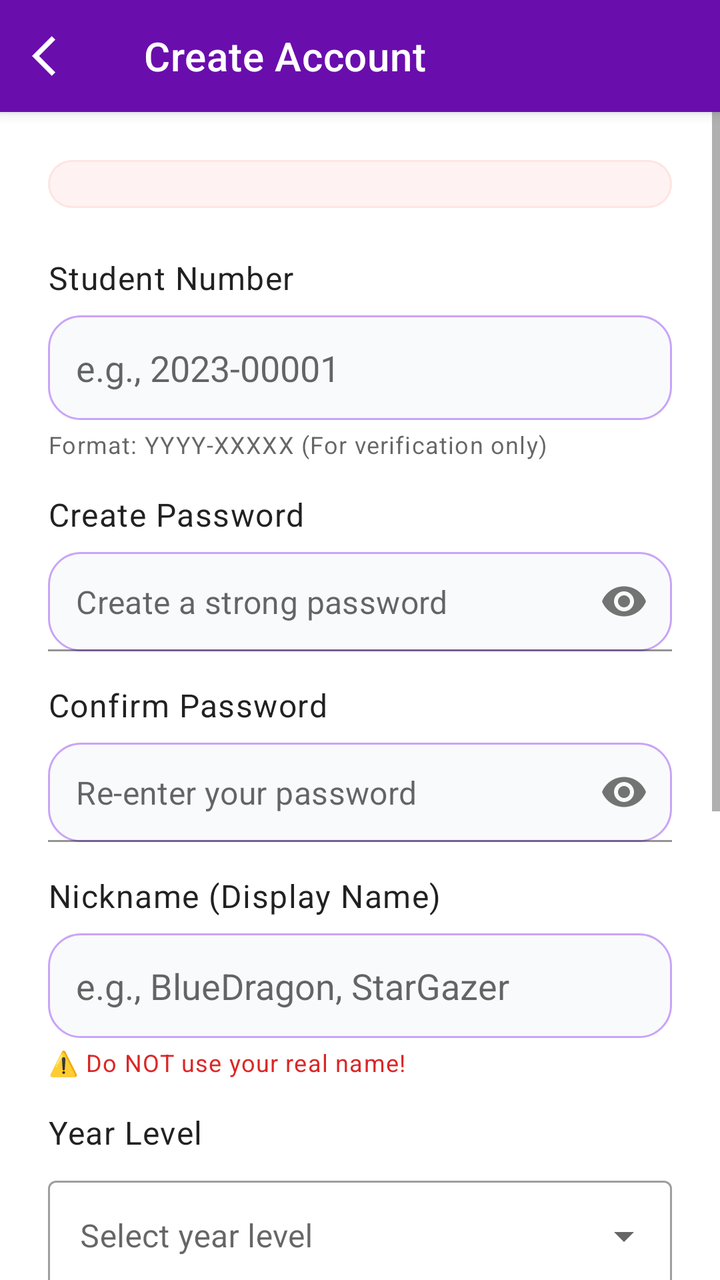
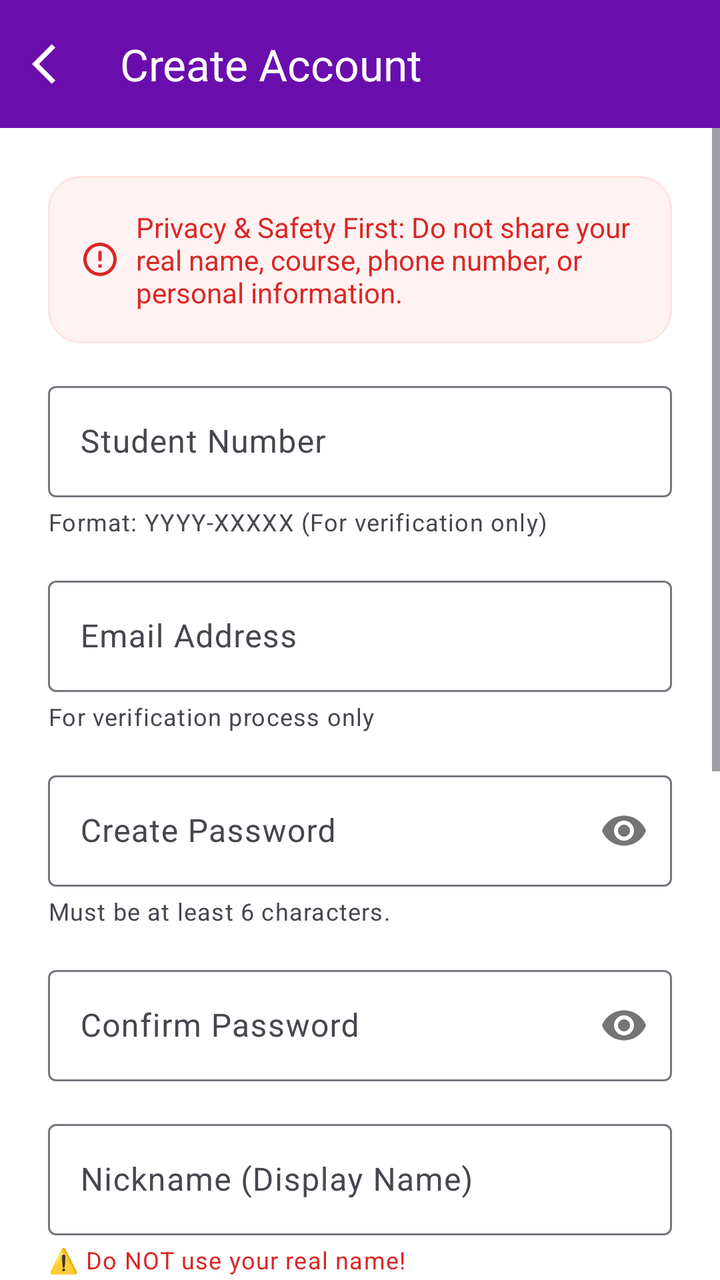

Compare the two renders of this Android layout. The source of the first and the diff that turns it into the second are given below.
<!-- AndroidManifest.xml: application theme AppTheme -->
<!-- res/layout/activity_student_signup.xml -->
<?xml version="1.0" encoding="utf-8"?>
<LinearLayout xmlns:android="http://schemas.android.com/apk/res/android"
    xmlns:app="http://schemas.android.com/apk/res-auto"
    xmlns:tools="http://schemas.android.com/tools"
    android:layout_width="match_parent"
    android:layout_height="match_parent"
    android:background="@color/pure_white"
    android:orientation="vertical"
    tools:context=".StudentSignUpActivity">

    <com.google.android.material.appbar.MaterialToolbar
        android:id="@+id/toolbar"
        android:layout_width="match_parent"
        android:layout_height="wrap_content"
        android:background="@color/deep_purple"
        android:elevation="4dp"
        app:navigationIcon="@drawable/ic_arrow_back"
        app:navigationIconTint="@color/pure_white"
        app:title="Create Account"
        app:titleTextColor="@color/pure_white" />

    <ScrollView
        android:layout_width="match_parent"
        android:layout_height="match_parent">

        <LinearLayout
            android:layout_width="match_parent"
            android:layout_height="wrap_content"
            android:orientation="vertical"
            android:padding="24dp">

            <LinearLayout
                android:layout_width="match_parent"
                android:layout_height="wrap_content"
                android:background="@drawable/bg_alert_box"
                android:orientation="horizontal"
                android:padding="12dp">
            </LinearLayout>

            <TextView
                style="@style/TextAppearance.MaterialComponents.Body1"
                android:layout_width="wrap_content"
                android:layout_height="wrap_content"
                android:layout_marginTop="24dp"
                android:text="Student Number" />
            <com.google.android.material.textfield.TextInputEditText
                android:id="@+id/inputStudentNumber"
                android:layout_width="match_parent"
                android:layout_height="wrap_content"
                android:layout_marginTop="8dp"
                android:background="@drawable/bg_edittext"
                android:hint="e.g., 2023-00001"
                android:inputType="text"
                android:padding="14dp" />
            <TextView
                style="@style/TextAppearance.MaterialComponents.Caption"
                android:layout_width="wrap_content"
                android:layout_height="wrap_content"
                android:layout_marginTop="4dp"
                android:text="Format: YYYY-XXXXX (For verification only)" />

            <TextView
                style="@style/TextAppearance.MaterialComponents.Body1"
                android:layout_width="wrap_content"
                android:layout_height="wrap_content"
                android:layout_marginTop="16dp"
                android:text="Create Password" />
            <com.google.android.material.textfield.TextInputLayout
                android:layout_width="match_parent"
                android:layout_height="wrap_content"
                android:layout_marginTop="8dp"
                app:hintEnabled="false"
                app:passwordToggleEnabled="true">
                <com.google.android.material.textfield.TextInputEditText
                    android:id="@+id/inputPassword"
                    android:layout_width="match_parent"
                    android:layout_height="wrap_content"
                    android:background="@drawable/bg_edittext"
                    android:hint="Create a strong password"
                    android:inputType="textPassword"
                    android:padding="14dp" />
            </com.google.android.material.textfield.TextInputLayout>

            <TextView
                style="@style/TextAppearance.MaterialComponents.Body1"
                android:layout_width="wrap_content"
                android:layout_height="wrap_content"
                android:layout_marginTop="16dp"
                android:text="Confirm Password" />
            <com.google.android.material.textfield.TextInputLayout
                android:layout_width="match_parent"
                android:layout_height="wrap_content"
                android:layout_marginTop="8dp"
                app:hintEnabled="false"
                app:passwordToggleEnabled="true">
                <com.google.android.material.textfield.TextInputEditText
                    android:id="@+id/inputConfirmPassword"
                    android:layout_width="match_parent"
                    android:layout_height="wrap_content"
                    android:background="@drawable/bg_edittext"
                    android:hint="Re-enter your password"
                    android:inputType="textPassword"
                    android:padding="14dp" />
            </com.google.android.material.textfield.TextInputLayout>

            <TextView
                style="@style/TextAppearance.MaterialComponents.Body1"
                android:layout_width="wrap_content"
                android:layout_height="wrap_content"
                android:layout_marginTop="16dp"
                android:text="Nickname (Display Name)" />
            <com.google.android.material.textfield.TextInputEditText
                android:id="@+id/inputNickname"
                android:layout_width="match_parent"
                android:layout_height="wrap_content"
                android:layout_marginTop="8dp"
                android:background="@drawable/bg_edittext"
                android:hint="e.g., BlueDragon, StarGazer"
                android:inputType="text"
                android:padding="14dp" />
            <TextView
                style="@style/TextAppearance.MaterialComponents.Caption"
                android:layout_width="wrap_content"
                android:layout_height="wrap_content"
                android:layout_marginTop="4dp"
                android:text="⚠️ Do NOT use your real name!"
                android:textColor="#DC2626" />

            <TextView
                style="@style/TextAppearance.MaterialComponents.Body1"
                android:layout_width="wrap_content"
                android:layout_height="wrap_content"
                android:layout_marginTop="16dp"
                android:text="Year Level" />
            <com.google.android.material.textfield.TextInputLayout
                style="@style/Widget.MaterialComponents.TextInputLayout.OutlinedBox.ExposedDropdownMenu"
                android:layout_width="match_parent"
                android:layout_height="wrap_content"
                android:layout_marginTop="8dp">
                <AutoCompleteTextView
                    android:id="@+id/inputYearLevel"
                    android:layout_width="match_parent"
                    android:layout_height="wrap_content"
                    android:inputType="none"
                    android:hint="Select year level" />
            </com.google.android.material.textfield.TextInputLayout>

            <TextView
                style="@style/TextAppearance.MaterialComponents.Body1"
                android:layout_width="wrap_content"
                android:layout_height="wrap_content"
                android:layout_marginTop="16dp"
                android:text="Interests (comma separated)" />
            <com.google.android.material.textfield.TextInputEditText
                android:id="@+id/inputInterests"
                android:layout_width="match_parent"
                android:layout_height="wrap_content"
                android:layout_marginTop="8dp"
                android:background="@drawable/bg_edittext"
                android:hint="e.g., Gaming, Music, Art, Sports"
                android:inputType="text"
                android:padding="14dp" />

            <TextView
                android:layout_width="match_parent"
                android:layout_height="wrap_content"
                android:layout_marginTop="24dp"
                android:background="@drawable/bg_avatar_warning"
                android:padding="12dp"
                android:text="🔒 Next Step: You will choose a cartoon avatar or emoji. Real face photos are strictly prohibited."
                android:textColor="@color/text_primary"
                android:textSize="14sp" />

            <LinearLayout
                android:layout_width="match_parent"
                android:layout_height="wrap_content"
                android:layout_marginTop="24dp"
                android:gravity="center_vertical"
                android:orientation="horizontal">
                <com.google.android.material.checkbox.MaterialCheckBox
                    android:id="@+id/checkboxPrivacy"
                    android:layout_width="wrap_content"
                    android:layout_height="wrap_content" />
                <TextView
                    android:layout_width="wrap_content"
                    android:layout_height="wrap_content"
                    android:text="I agree not to share my real name, course, or personal information. I will only use cartoon avatars. I understand violations may result in account suspension or ban."
                    android:textColor="@color/text_secondary"
                    android:textSize="12sp" />
            </LinearLayout>

            <com.google.android.material.button.MaterialButton
                android:id="@+id/buttonContinue"
                style="@style/PrimaryButton"
                android:layout_width="match_parent"
                android:layout_height="wrap_content"
                android:layout_marginTop="24dp"
                android:text="Continue to Choose Avatar"
                app:cornerRadius="28dp" />

        </LinearLayout>
    </ScrollView>
</LinearLayout>
<!-- resources referenced by this layout -->
<resources>
  <color name="deep_purple">#6A0DAD</color>
  <color name="pure_white">#ffffff</color>
  <color name="text_primary">@color/soft_black</color>
  <color name="text_secondary">#6b7280</color>
  <!-- drawable bg_alert_box (drawable) -->
  <?xml version="1.0" encoding="utf-8"?>
  <shape xmlns:android="http://schemas.android.com/apk/res/android"
      android:shape="rectangle">
      <solid android:color="#FEF3F2" />
      <stroke android:width="1dp" android:color="#FEE4E2" />
      <corners android:radius="16dp" />
  </shape>
  <!-- drawable bg_avatar_warning (drawable) -->
  <?xml version="1.0" encoding="utf-8"?>
  <shape xmlns:android="http://schemas.android.com/apk/res/android"
      android:shape="rectangle">
      <solid android:color="#F3E5F5" />
      <stroke android:width="1dp" android:color="#C9A4F8" />
      <corners android:radius="16dp" />
  </shape>
  <!-- drawable bg_edittext (drawable) -->
  <?xml version="1.0" encoding="utf-8"?>
  <shape xmlns:android="http://schemas.android.com/apk/res/android"
      android:shape="rectangle">
      <solid android:color="#F9FAFB" />
      <stroke android:width="1dp" android:color="#C9A4F8" />
      <corners android:radius="16dp" />
  </shape>
  <!-- drawable ic_arrow_back (drawable) -->
  <vector xmlns:android="http://schemas.android.com/apk/res/android" android:autoMirrored="true" android:height="24dp" android:tint="#000000" android:viewportHeight="24" android:viewportWidth="24" android:width="24dp">
        
      <path android:fillColor="@android:color/white" android:pathData="M11.67,3.87L9.9,2.1 0,12l9.9,9.9 1.77,-1.77L3.54,12z"/>
      
  </vector>
  <style name="PrimaryButton" parent="Widget.MaterialComponents.Button">
          <item name="backgroundTint">@color/deep_purple</item>
          <item name="android:textColor">@color/text_on_primary</item>
          <item name="cornerRadius">8dp</item>
          <item name="android:textSize">16sp</item>
          <item name="android:paddingTop">12dp</item>
          <item name="android:paddingBottom">12dp</item>
      </style>
  <style name="AppTheme" parent="Theme.MaterialComponents.Light.NoActionBar">
          <item name="android:windowFullscreen">true</item>
  
      </style>
  <color name="soft_black">#1a1a1a</color>
  <color name="text_on_primary">@color/pure_white</color>
</resources>

<!-- the commit's change to res/layout/activity_student_signup.xml (unified diff, before → after) -->
@@ -13,7 +13,6 @@
         android:layout_width="match_parent"
         android:layout_height="wrap_content"
         android:background="@color/deep_purple"
-        android:elevation="4dp"
         app:navigationIcon="@drawable/ic_arrow_back"
         app:navigationIconTint="@color/pure_white"
         app:title="Create Account"
@@ -33,25 +32,37 @@
                 android:layout_width="match_parent"
                 android:layout_height="wrap_content"
                 android:background="@drawable/bg_alert_box"
+                android:gravity="center_vertical"
                 android:orientation="horizontal"
-                android:padding="12dp">
+                android:padding="16dp">
+                <ImageView
+                    android:layout_width="20dp"
+                    android:layout_height="20dp"
+                    android:layout_marginEnd="8dp"
+                    android:src="@drawable/ic_alert_error"
+                    app:tint="@color/warning_text"
+                    android:contentDescription="Warning Icon"/>
+                <TextView
+                    android:layout_width="wrap_content"
+                    android:layout_height="wrap_content"
+                    android:text="Privacy &amp; Safety First: Do not share your real name, course, phone number, or personal information."
+                    android:textColor="@color/warning_text"
+                    android:textSize="14sp" />
             </LinearLayout>
 
-            <TextView
-                style="@style/TextAppearance.MaterialComponents.Body1"
-                android:layout_width="wrap_content"
-                android:layout_height="wrap_content"
-                android:layout_marginTop="24dp"
-                android:text="Student Number" />
-            <com.google.android.material.textfield.TextInputEditText
-                android:id="@+id/inputStudentNumber"
-                android:layout_width="match_parent"
-                android:layout_height="wrap_content"
-                android:layout_marginTop="8dp"
-                android:background="@drawable/bg_edittext"
-                android:hint="e.g., 2023-00001"
-                android:inputType="text"
-                android:padding="14dp" />
+            <com.google.android.material.textfield.TextInputLayout
+                style="@style/Widget.Material3.TextInputLayout.OutlinedBox"
+                android:layout_width="match_parent"
+                android:layout_height="wrap_content"
+                android:layout_marginTop="16dp"
+                android:hint="Student Number">
+                <com.google.android.material.textfield.TextInputEditText
+                    android:id="@+id/inputStudentNumber"
+                    android:layout_width="match_parent"
+                    android:layout_height="wrap_content"
+                    android:inputType="text"
+                    android:minHeight="48dp" />
+            </com.google.android.material.textfield.TextInputLayout>
             <TextView
                 style="@style/TextAppearance.MaterialComponents.Caption"
                 android:layout_width="wrap_content"
@@ -59,107 +70,118 @@
                 android:layout_marginTop="4dp"
                 android:text="Format: YYYY-XXXXX (For verification only)" />
 
-            <TextView
-                style="@style/TextAppearance.MaterialComponents.Body1"
-                android:layout_width="wrap_content"
-                android:layout_height="wrap_content"
-                android:layout_marginTop="16dp"
-                android:text="Create Password" />
-            <com.google.android.material.textfield.TextInputLayout
-                android:layout_width="match_parent"
-                android:layout_height="wrap_content"
-                android:layout_marginTop="8dp"
-                app:hintEnabled="false"
+            <com.google.android.material.textfield.TextInputLayout
+                style="@style/Widget.Material3.TextInputLayout.OutlinedBox"
+                android:layout_width="match_parent"
+                android:layout_height="wrap_content"
+                android:layout_marginTop="16dp"
+                android:hint="Email Address">
+                <com.google.android.material.textfield.TextInputEditText
+                    android:id="@+id/inputEmail"
+                    android:layout_width="match_parent"
+                    android:layout_height="wrap_content"
+                    android:inputType="textEmailAddress"
+                    android:minHeight="48dp" />
+            </com.google.android.material.textfield.TextInputLayout>
+            <TextView
+                style="@style/TextAppearance.MaterialComponents.Caption"
+                android:layout_width="wrap_content"
+                android:layout_height="wrap_content"
+                android:layout_marginTop="4dp"
+                android:text="For verification process only" />
+
+            <com.google.android.material.textfield.TextInputLayout
+                style="@style/Widget.Material3.TextInputLayout.OutlinedBox"
+                android:layout_width="match_parent"
+                android:layout_height="wrap_content"
+                android:layout_marginTop="16dp"
+                android:hint="@string/create_password"
                 app:passwordToggleEnabled="true">
                 <com.google.android.material.textfield.TextInputEditText
                     android:id="@+id/inputPassword"
                     android:layout_width="match_parent"
                     android:layout_height="wrap_content"
-                    android:background="@drawable/bg_edittext"
-                    android:hint="Create a strong password"
                     android:inputType="textPassword"
-                    android:padding="14dp" />
-            </com.google.android.material.textfield.TextInputLayout>
-
-            <TextView
-                style="@style/TextAppearance.MaterialComponents.Body1"
-                android:layout_width="wrap_content"
-                android:layout_height="wrap_content"
-                android:layout_marginTop="16dp"
-                android:text="Confirm Password" />
-            <com.google.android.material.textfield.TextInputLayout
-                android:layout_width="match_parent"
-                android:layout_height="wrap_content"
-                android:layout_marginTop="8dp"
-                app:hintEnabled="false"
+                    android:minHeight="48dp" />
+            </com.google.android.material.textfield.TextInputLayout>
+            <TextView
+                style="@style/TextAppearance.MaterialComponents.Caption"
+                android:layout_width="wrap_content"
+                android:layout_height="wrap_content"
+                android:layout_marginTop="4dp"
+                android:text="@string/signup_password_guide" />
+
+            <com.google.android.material.textfield.TextInputLayout
+                style="@style/Widget.Material3.TextInputLayout.OutlinedBox"
+                android:layout_width="match_parent"
+                android:layout_height="wrap_content"
+                android:layout_marginTop="16dp"
+                android:hint="@string/confirm_password"
                 app:passwordToggleEnabled="true">
                 <com.google.android.material.textfield.TextInputEditText
                     android:id="@+id/inputConfirmPassword"
                     android:layout_width="match_parent"
                     android:layout_height="wrap_content"
-                    android:background="@drawable/bg_edittext"
-                    android:hint="Re-enter your password"
-                    android:inputType="textPassword"
-                    android:padding="14dp" />
-            </com.google.android.material.textfield.TextInputLayout>
-
-            <TextView
-                style="@style/TextAppearance.MaterialComponents.Body1"
-                android:layout_width="wrap_content"
-                android:layout_height="wrap_content"
-                android:layout_marginTop="16dp"
-                android:text="Nickname (Display Name)" />
-            <com.google.android.material.textfield.TextInputEditText
-                android:id="@+id/inputNickname"
-                android:layout_width="match_parent"
-                android:layout_height="wrap_content"
-                android:layout_marginTop="8dp"
-                android:background="@drawable/bg_edittext"
-                android:hint="e.g., BlueDragon, StarGazer"
-                android:inputType="text"
-                android:padding="14dp" />
-            <TextView
-                style="@style/TextAppearance.MaterialComponents.Caption"
-                android:layout_width="wrap_content"
-                android:layout_height="wrap_content"
-                android:layout_marginTop="4dp"
-                android:text="⚠️ Do NOT use your real name!"
-                android:textColor="#DC2626" />
-
-            <TextView
-                style="@style/TextAppearance.MaterialComponents.Body1"
-                android:layout_width="wrap_content"
-                android:layout_height="wrap_content"
-                android:layout_marginTop="16dp"
-                android:text="Year Level" />
-            <com.google.android.material.textfield.TextInputLayout
-                style="@style/Widget.MaterialComponents.TextInputLayout.OutlinedBox.ExposedDropdownMenu"
-                android:layout_width="match_parent"
-                android:layout_height="wrap_content"
-                android:layout_marginTop="8dp">
+                    android:inputType="textPassword"/>
+            </com.google.android.material.textfield.TextInputLayout>
+
+            <com.google.android.material.textfield.TextInputLayout
+                style="@style/Widget.Material3.TextInputLayout.OutlinedBox"
+                android:layout_width="match_parent"
+                android:layout_height="wrap_content"
+                android:layout_marginTop="16dp"
+                android:hint="@string/nickname_display_name">
+                <com.google.android.material.textfield.TextInputEditText
+                    android:id="@+id/inputNickname"
+                    android:layout_width="match_parent"
+                    android:layout_height="wrap_content"
+                    android:inputType="text" />
+            </com.google.android.material.textfield.TextInputLayout>
+            <TextView
+                style="@style/TextAppearance.MaterialComponents.Caption"
+                android:layout_width="wrap_content"
+                android:layout_height="wrap_content"
+                android:layout_marginTop="4dp"
+                android:text="@string/signup_nickname_warning"
+                android:textColor="@color/warning_text" />
+
+            <com.google.android.material.textfield.TextInputLayout
+                style="@style/Widget.Material3.TextInputLayout.OutlinedBox.ExposedDropdownMenu"
+                android:layout_width="match_parent"
+                android:layout_height="wrap_content"
+                android:layout_marginTop="16dp"
+                android:hint="@string/year_level">
                 <AutoCompleteTextView
                     android:id="@+id/inputYearLevel"
                     android:layout_width="match_parent"
                     android:layout_height="wrap_content"
-                    android:inputType="none"
-                    android:hint="Select year level" />
-            </com.google.android.material.textfield.TextInputLayout>
-
-            <TextView
-                style="@style/TextAppearance.MaterialComponents.Body1"
-                android:layout_width="wrap_content"
-                android:layout_height="wrap_content"
-                android:layout_marginTop="16dp"
-                android:text="Interests (comma separated)" />
-            <com.google.android.material.textfield.TextInputEditText
-                android:id="@+id/inputInterests"
-                android:layout_width="match_parent"
-                android:layout_height="wrap_content"
-                android:layout_marginTop="8dp"
-                android:background="@drawable/bg_edittext"
-                android:hint="e.g., Gaming, Music, Art, Sports"
-                android:inputType="text"
-                android:padding="14dp" />
+                    android:inputType="none"/>
+            </com.google.android.material.textfield.TextInputLayout>
+            <TextView
+                style="@style/TextAppearance.MaterialComponents.Caption"
+                android:layout_width="wrap_content"
+                android:layout_height="wrap_content"
+                android:layout_marginTop="4dp"
+                android:text="@string/signup_year_level_guide" />
+
+            <com.google.android.material.textfield.TextInputLayout
+                style="@style/Widget.Material3.TextInputLayout.OutlinedBox"
+                android:layout_width="match_parent"
+                android:layout_height="wrap_content"
+                android:layout_marginTop="16dp"
+                android:hint="@string/interests_comma_separated">
+                <com.google.android.material.textfield.TextInputEditText
+                    android:id="@+id/inputInterests"
+                    android:layout_width="match_parent"
+                    android:layout_height="wrap_content"
+                    android:inputType="text" />
+            </com.google.android.material.textfield.TextInputLayout>
+            <TextView
+                style="@style/TextAppearance.MaterialComponents.Caption"
+                android:layout_width="wrap_content"
+                android:layout_height="wrap_content"
+                android:layout_marginTop="4dp"
+                android:text="@string/signup_interests_guide" />
 
             <TextView
                 android:layout_width="match_parent"
@@ -167,27 +189,18 @@
                 android:layout_marginTop="24dp"
                 android:background="@drawable/bg_avatar_warning"
                 android:padding="12dp"
-                android:text="🔒 Next Step: You will choose a cartoon avatar or emoji. Real face photos are strictly prohibited."
+                android:text="@string/next_step_warning"
                 android:textColor="@color/text_primary"
                 android:textSize="14sp" />
 
-            <LinearLayout
+            <com.google.android.material.checkbox.MaterialCheckBox
+                android:id="@+id/checkboxPrivacy"
                 android:layout_width="match_parent"
                 android:layout_height="wrap_content"
                 android:layout_marginTop="24dp"
-                android:gravity="center_vertical"
-                android:orientation="horizontal">
-                <com.google.android.material.checkbox.MaterialCheckBox
-                    android:id="@+id/checkboxPrivacy"
-                    android:layout_width="wrap_content"
-                    android:layout_height="wrap_content" />
-                <TextView
-                    android:layout_width="wrap_content"
-                    android:layout_height="wrap_content"
-                    android:text="I agree not to share my real name, course, or personal information. I will only use cartoon avatars. I understand violations may result in account suspension or ban."
-                    android:textColor="@color/text_secondary"
-                    android:textSize="12sp" />
-            </LinearLayout>
+                android:text="@string/privacy_agreement_checkbox"
+                android:textColor="@color/text_secondary"
+                android:textSize="12sp" />
 
             <com.google.android.material.button.MaterialButton
                 android:id="@+id/buttonContinue"
@@ -195,8 +208,8 @@
                 android:layout_width="match_parent"
                 android:layout_height="wrap_content"
                 android:layout_marginTop="24dp"
-                android:text="Continue to Choose Avatar"
-                app:cornerRadius="28dp" />
+                android:text="@string/continue_to_upload_photos"
+                android:textAllCaps="false" />
 
         </LinearLayout>
     </ScrollView>
<!-- resource entries referenced after the edit -->
@@ -1,9 +1,10 @@
 <!-- resources referenced by this layout -->
 <resources>
   <color name="deep_purple">#6A0DAD</color>
-  <color name="pure_white">#ffffff</color>
+  <color name="pure_white">#FFFFFF</color>
   <color name="text_primary">@color/soft_black</color>
-  <color name="text_secondary">#6b7280</color>
+  <color name="text_secondary">@color/inactive_gray</color>
+  <color name="warning_text">#DC2626</color>
   <!-- drawable bg_alert_box (drawable) -->
   <?xml version="1.0" encoding="utf-8"?>
   <shape xmlns:android="http://schemas.android.com/apk/res/android"
@@ -20,33 +21,52 @@
       <stroke android:width="1dp" android:color="#C9A4F8" />
       <corners android:radius="16dp" />
   </shape>
-  <!-- drawable bg_edittext (drawable) -->
-  <?xml version="1.0" encoding="utf-8"?>
-  <shape xmlns:android="http://schemas.android.com/apk/res/android"
-      android:shape="rectangle">
-      <solid android:color="#F9FAFB" />
-      <stroke android:width="1dp" android:color="#C9A4F8" />
-      <corners android:radius="16dp" />
-  </shape>
+  <!-- drawable ic_alert_error (drawable) -->
+  <vector xmlns:android="http://schemas.android.com/apk/res/android" android:height="24dp" android:tint="#000000" android:viewportHeight="24" android:viewportWidth="24" android:width="24dp">
+        
+      <path android:fillColor="@android:color/white" android:pathData="M11,15h2v2h-2zM11,7h2v6h-2zM11.99,2C6.47,2 2,6.48 2,12s4.47,10 9.99,10C17.52,22 22,17.52 22,12S17.52,2 11.99,2zM12,20c-4.42,0 -8,-3.58 -8,-8s3.58,-8 8,-8 8,3.58 8,8 -3.58,8 -8,8z"/>
+      
+  </vector>
   <!-- drawable ic_arrow_back (drawable) -->
   <vector xmlns:android="http://schemas.android.com/apk/res/android" android:autoMirrored="true" android:height="24dp" android:tint="#000000" android:viewportHeight="24" android:viewportWidth="24" android:width="24dp">
         
       <path android:fillColor="@android:color/white" android:pathData="M11.67,3.87L9.9,2.1 0,12l9.9,9.9 1.77,-1.77L3.54,12z"/>
       
   </vector>
-  <style name="PrimaryButton" parent="Widget.MaterialComponents.Button">
+  <string name="confirm_password">Confirm Password</string>
+  <string name="continue_to_upload_photos">Continue to Upload Photos</string>
+  <string name="create_password">Create Password</string>
+  <string name="interests_comma_separated">Interests (comma separated)</string>
+  <string name="next_step_warning">🔒 Next Step: You will upload verification photos.</string>
+  <string name="nickname_display_name">Nickname (Display Name)</string>
+  <string name="privacy_agreement_checkbox">I agree to the privacy rules and guidelines.</string>
+  <string name="signup_interests_guide">e.g., Gaming, Sports, Studies</string>
+  <string name="signup_nickname_warning">⚠️ Do NOT use your real name!</string>
+  <string name="signup_password_guide">Must be at least 6 characters.</string>
+  <string name="signup_year_level_guide">Note: Can only be changed once per year.</string>
+  <string name="year_level">Year Level</string>
+  <style name="PrimaryButton" parent="Widget.Material3.Button">
           <item name="backgroundTint">@color/deep_purple</item>
-          <item name="android:textColor">@color/text_on_primary</item>
-          <item name="cornerRadius">8dp</item>
-          <item name="android:textSize">16sp</item>
-          <item name="android:paddingTop">12dp</item>
-          <item name="android:paddingBottom">12dp</item>
+          <item name="cornerRadius">28dp</item>
+          <item name="android:paddingTop">16dp</item>
+          <item name="android:paddingBottom">16dp</item>
+          <item name="android:textColor">@color/pure_white</item>
+          <item name="iconTint">@color/pure_white</item>
+          <item name="android:textAllCaps">false</item>
       </style>
-  <style name="AppTheme" parent="Theme.MaterialComponents.Light.NoActionBar">
+  <style name="AppTheme" parent="Theme.Material3.DayNight.NoActionBar">
+          <item name="colorPrimary">@color/deep_purple</item>
+  
+          <item name="android:windowTranslucentNavigation">true</item>
+          <item name="android:windowTranslucentStatus">true</item>
+  
           <item name="android:windowFullscreen">true</item>
   
+          <item name="android:statusBarColor">@color/deep_purple</item>
+          <item name="android:windowBackground">@color/pure_white</item>
+          <item name="android:textColorPrimary">@color/text_primary</item>
       </style>
   <color name="soft_black">#1a1a1a</color>
-  <color name="text_on_primary">@color/pure_white</color>
+  <color name="inactive_gray">#9CA3AF</color>
 </resources>
 
